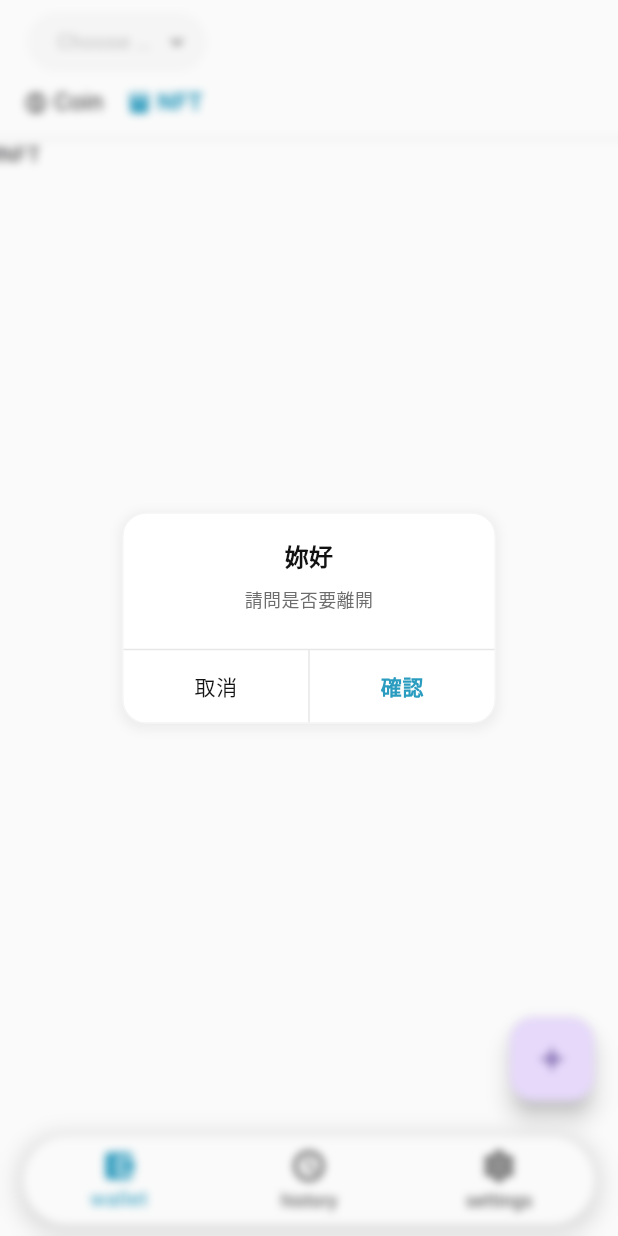
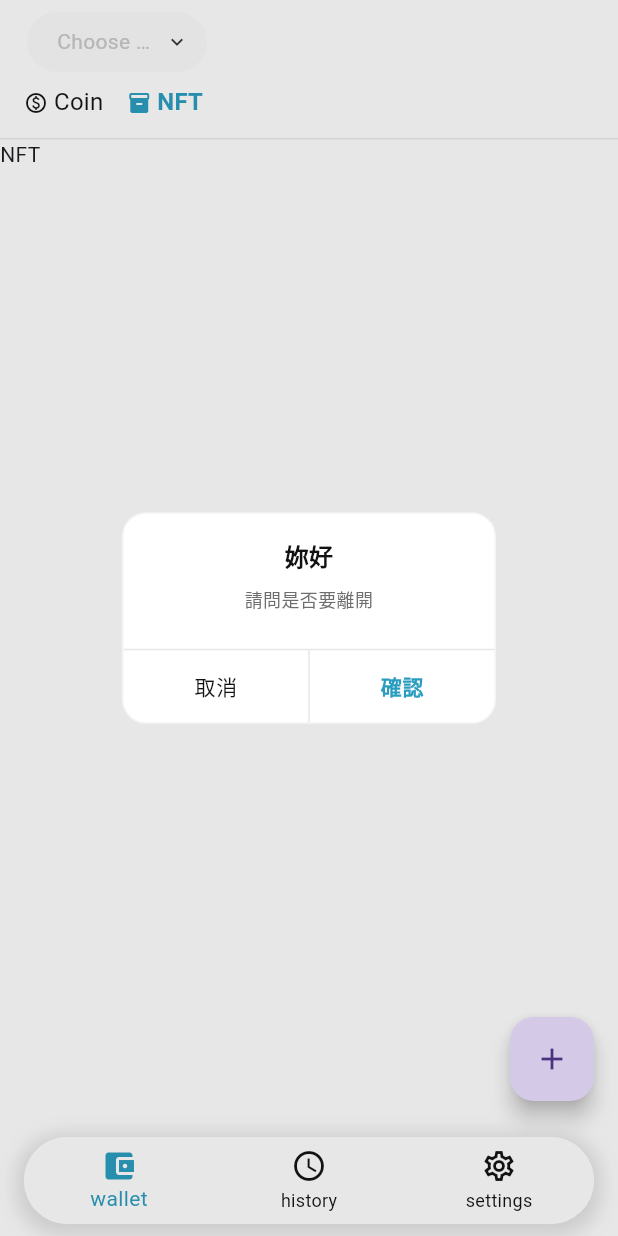
Before and after one commit to jun870805/blockchain_wallet, a Flutter app: the screen it shows after launch, after a tap on "NFT", after a tap on the "add" icon, on a phone screen of 412 x 824 dp. Run offline on Flutter 3.47's test engine with Material 2 defaults, Android fonts, the phone set to English and light mode, and no system bars; our stand-ins replace auto_size_text, flutter_riverpod, flutter_spinkit, shared_preferences; network calls fail; Roboto replaces fonts that are missing (MicrosoftJhengHei).

Commit message:
更新配色

```diff
--- a/lib/shared/components/dialog/dialog.dart
+++ b/lib/shared/components/dialog/dialog.dart
@@ -1,5 +1,4 @@
 import 'dart:async';
-import 'dart:ui';
 import 'package:flutter/material.dart';
 import '../../styles/styles.dart';
 
@@ -28,12 +27,6 @@ Color _getBackgroundColor(BuildContext context) {
   return themeData.color.background;
 }
 
-List<BoxShadow> _getBoxShadow(BuildContext context) {
-  BWThemeData themeData = Theme.of(context).extension<BWThemeData>()!;
-
-  return themeData.shadow.extraLight;
-}
-
 class BWDialog extends StatelessWidget {
   /// ## BWDialog
   /// * Creates a dialog.
@@ -58,7 +51,6 @@ class BWDialog extends StatelessWidget {
         padding: _kDialogPadding,
         child: Container(
           decoration: BoxDecoration(
-            boxShadow: _getBoxShadow(context),
             borderRadius: _kBorderRadius,
             border: _getBorder(context),
             color: _getBackgroundColor(context),
@@ -90,7 +82,7 @@ const Duration _kDuration = Duration(milliseconds: 10);
 Color _getBarrierColor(BuildContext context) {
   BWThemeData themeData = Theme.of(context).extension<BWThemeData>()!;
 
-  return themeData.color.transparent1001;
+  return themeData.color.transparent1002;
 }
 
 Future<T?> showBWDialog<T extends Object?>({
@@ -115,13 +107,7 @@ Future<T?> showBWDialog<T extends Object?>({
       Animation<double> animation,
       Animation<double> secondaryAnimation,
     ) {
-      return BackdropFilter(
-        filter: ImageFilter.blur(
-          sigmaX: 3,
-          sigmaY: 3,
-        ),
-        child: child,
-      );
+      return child;
     },
   );
 }
```
Also changed, not shown: lib/shared/components/bottom_sheet.dart (+2 -13 lines).
